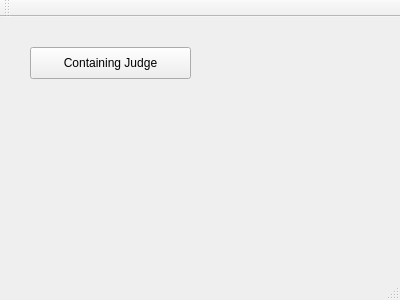
AnselCmy/Qt_SuffixTreeTextEditor, file Qt_suffix/SuffixTree/mainwindow.ui: the form before one commit.
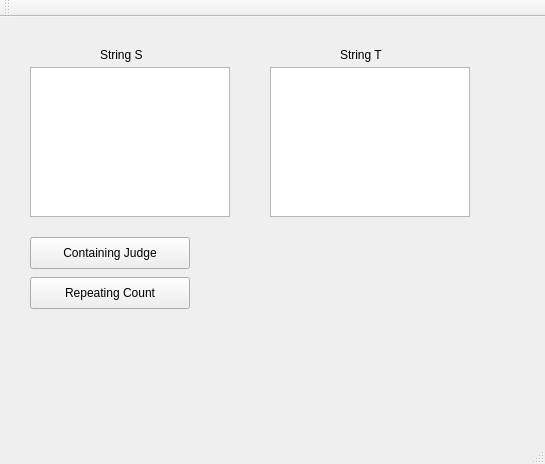
The form after the commit.

Commit message: Add the visual of repeating count and containing judge

```diff
--- a/Qt_suffix/SuffixTree/mainwindow.ui
+++ b/Qt_suffix/SuffixTree/mainwindow.ui
@@ -6,8 +6,8 @@
    <rect>
     <x>0</x>
     <y>0</y>
-    <width>400</width>
-    <height>300</height>
+    <width>545</width>
+    <height>464</height>
    </rect>
   </property>
   <property name="windowTitle">
@@ -18,8 +18,8 @@
     <property name="geometry">
      <rect>
       <x>30</x>
-      <y>30</y>
-      <width>161</width>
+      <y>220</y>
+      <width>160</width>
       <height>32</height>
      </rect>
     </property>
@@ -27,6 +27,91 @@
      <string>Containing Judge</string>
     </property>
    </widget>
+   <widget class="QPlainTextEdit" name="stringS">
+    <property name="geometry">
+     <rect>
+      <x>30</x>
+      <y>50</y>
+      <width>200</width>
+      <height>150</height>
+     </rect>
+    </property>
+   </widget>
+   <widget class="QPlainTextEdit" name="stringT">
+    <property name="geometry">
+     <rect>
+      <x>270</x>
+      <y>50</y>
+      <width>200</width>
+      <height>150</height>
+     </rect>
+    </property>
+   </widget>
+   <widget class="QLabel" name="label">
+    <property name="geometry">
+     <rect>
+      <x>100</x>
+      <y>30</y>
+      <width>60</width>
+      <height>16</height>
+     </rect>
+    </property>
+    <property name="text">
+     <string>String S</string>
+    </property>
+   </widget>
+   <widget class="QLabel" name="label_2">
+    <property name="geometry">
+     <rect>
+      <x>340</x>
+      <y>30</y>
+      <width>60</width>
+      <height>16</height>
+     </rect>
+    </property>
+    <property name="text">
+     <string>String T</string>
+    </property>
+   </widget>
+   <widget class="QLabel" name="Direction">
+    <property name="geometry">
+     <rect>
+      <x>270</x>
+      <y>220</y>
+      <width>250</width>
+      <height>100</height>
+     </rect>
+    </property>
+    <property name="text">
+     <string/>
+    </property>
+   </widget>
+   <widget class="QLabel" name="Result">
+    <property name="geometry">
+     <rect>
+      <x>270</x>
+      <y>330</y>
+      <width>250</width>
+      <height>61</height>
+     </rect>
+    </property>
+    <property name="text">
+     <string/>
+    </property>
+   </widget>
+   <widget class="QPushButton" name="RepeatingCountButton">
+    <property name="geometry">
+     <rect>
+      <x>30</x>
+      <y>260</y>
+      <width>160</width>
+      <height>32</height>
+     </rect>
+    </property>
+    <property name="text">
+     <string>Repeating Count</string>
+    </property>
+   </widget>
   </widget>
   <widget class="QMenuBar" name="menuBar">
    <property name="geometry">
```
Left out of the diff: 2 changed lines with no effect on the pictures. The commit also changes 23 other files.
